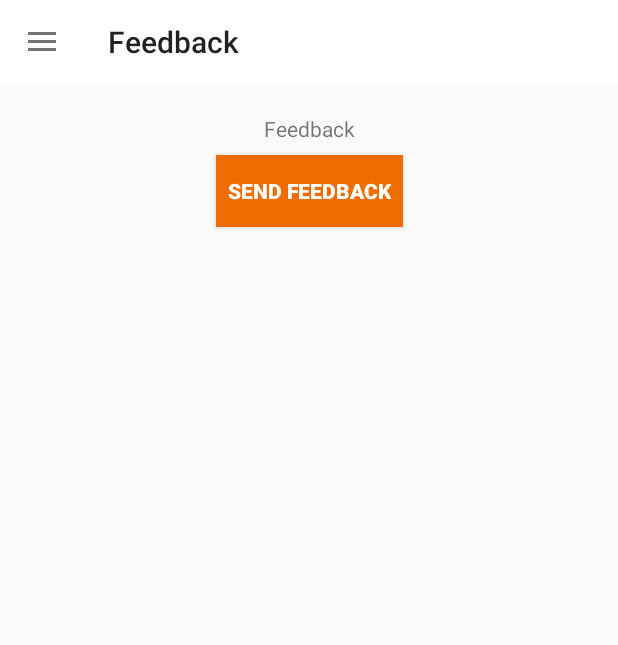
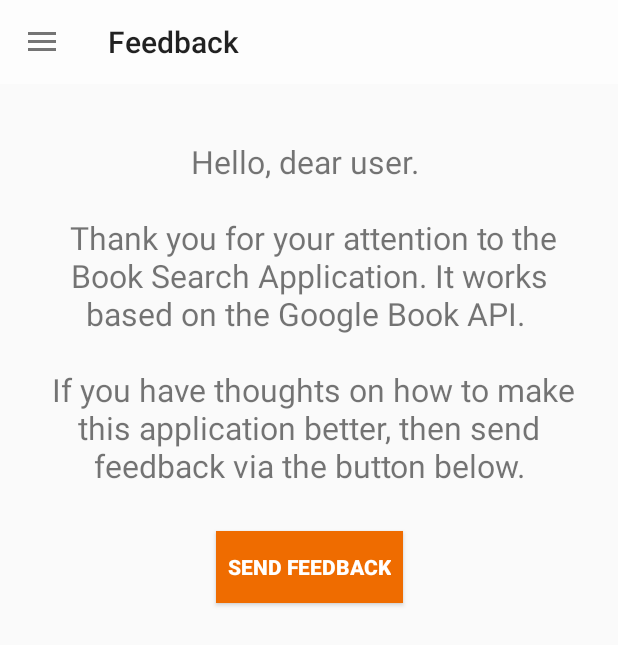
Before and after one commit to anovosvit/bookSearch, an Android app: the FeedbackFragment screen opened through its navigation route, on a phone screen of 412 x 824 dp. Shown: the top 645 px of the screen. Run offline under Robolectric (Android 15) with nearby library versions, the phone set to English and light mode, and no system bars; our stand-ins replace data binding, navigation-ui; pictures from the network do not load.

Commit message:
feedback

```diff
--- a/app/src/main/res/layout/fragment_feedback.xml
+++ b/app/src/main/res/layout/fragment_feedback.xml
@@ -1,6 +1,5 @@
 <?xml version="1.0" encoding="utf-8"?>
 <layout>
-
     <androidx.constraintlayout.widget.ConstraintLayout xmlns:android="http://schemas.android.com/apk/res/android"
             xmlns:app="http://schemas.android.com/apk/res-auto"
             xmlns:tools="http://schemas.android.com/tools"
@@ -12,8 +11,11 @@
                 android:id="@+id/textView2"
                 android:layout_width="wrap_content"
                 android:layout_height="wrap_content"
-                android:layout_margin="20dp"
                 android:text="@string/feedback"
+                android:textAlignment="center"
+                android:textSize="21sp"
+                android:layout_margin="@dimen/fab_margin"
+                android:padding="21dp"
                 app:layout_constraintBottom_toTopOf="@id/button"
                 app:layout_constraintEnd_toEndOf="parent"
                 app:layout_constraintStart_toStartOf="parent"
--- a/app/src/main/res/navigation/mynavgraph.xml
+++ b/app/src/main/res/navigation/mynavgraph.xml
@@ -8,8 +8,8 @@
     <fragment
             android:id="@+id/bookSearchFragment"
             android:name="com.github.anovosvit.searchbook.booksearch.BookSearchFragment"
-            tools:layout="@layout/fragment_booksearch"
-            android:label="Search Book" >
+            android:label="Search Book"
+            tools:layout="@layout/fragment_booksearch">
         <action
                 android:id="@+id/action_bookSearchFragment_to_bookInfoFragment"
                 app:destination="@id/bookInfoFragment" />
@@ -23,7 +23,7 @@
             android:id="@+id/bookCollectionFragment"
             android:name="com.github.anovosvit.searchbook.bookcollection.BookCollectionFragment"
             android:label="Book Collection"
-            tools:layout="@layout/fragment_book_collection" >
+            tools:layout="@layout/fragment_book_collection">
 
         <action
                 android:id="@+id/action_bookCollectionFragment_to_bookInfoCollectionFragment"
--- a/app/src/main/res/values/colors.xml
+++ b/app/src/main/res/values/colors.xml
@@ -1,7 +1,7 @@
 <?xml version="1.0" encoding="utf-8"?>
 <resources>
-    <color name="colorPrimary">#FFFFFF</color>
-    <color name="colorPrimaryDark">#FFFFFF</color>
+    <color name="colorPrimary">#FDFDFD</color>
+    <color name="colorPrimaryDark">#A3A0A0</color>
     <color name="colorAccent">#FF9800</color>
     <color name="textColorAccent">#EF6C00</color>
 
--- a/app/src/main/res/values/strings.xml
+++ b/app/src/main/res/values/strings.xml
@@ -29,6 +29,11 @@
     <string name="share">Share</string>
     <string name="remove_from_collection">Remove from Collection</string>
     <string name="send_feedback">Send feedback</string>
+    <string name="feedback">Hello, dear user. \n\n
+            Thank you for your attention to the Book Search Application.
+            It works based on the Google Book API. \n\n
+            If you have thoughts on how to make this application better,
+        then send feedback via the button below.</string>
 
     <!--    Nav drawer  -->
     <string name="navigation_drawer_open">Open navigation drawer</string>
@@ -40,6 +45,5 @@
     <string name="general">General</string>
     <string name="search_book">Search Book</string>
     <string name="book_collection">Book Collection</string>
-    <string name="feedback">Feedback</string>
 
 </resources>
--- a/app/src/main/res/values/styles.xml
+++ b/app/src/main/res/values/styles.xml
@@ -1,15 +1,14 @@
 <resources>
     <!-- Base application theme. -->
     <style name="AppTheme" parent="Theme.AppCompat.Light.NoActionBar">
-<!--         Customize your theme here. -->
-        <item name="colorPrimary">#FDFDFD</item>
-        <item name="colorPrimaryDark">#A3A0A0</item>
+        <item name="colorPrimary">@color/colorPrimary</item>
+        <item name="colorPrimaryDark">@color/colorPrimaryDark</item>
         <item name="colorAccent">@color/colorAccent</item>
     </style>
 
     <style name="AppTheme.PopupOverlay" parent="ThemeOverlay.AppCompat.Light">
-        <item name="colorPrimary">#FDFDFD</item>
-        <item name="colorPrimaryDark">#A3A0A0</item>
+        <item name="colorPrimary">@color/colorPrimary</item>
+        <item name="colorPrimaryDark">@color/colorPrimaryDark</item>
         <item name="colorAccent">@color/colorAccent</item>
     </style>
 
@@ -23,7 +22,7 @@
         <item name="colorControlHighlight">@color/lightMediumGray</item>
     </style>
 
-
+    <!-- Base component styles. -->
     <style name="MainBookInformation">
         <item name="paddingStart">18dp</item>
         <item name="paddingEnd">18dp</item>
@@ -55,5 +54,4 @@
         <item name="android:textStyle">bold</item>
     </style>
 
-
 </resources>
```
Also changed, not shown: app/src/main/java/com/github/anovosvit/searchbook/animation/BookAnimator.java (deleted, +0 -38 lines), app/src/main/res/anim/viewholder_add_anim.xml (deleted, +0 -11 lines), app/src/main/res/anim/viewholder_remove_anim.xml (deleted, +0 -10 lines).
